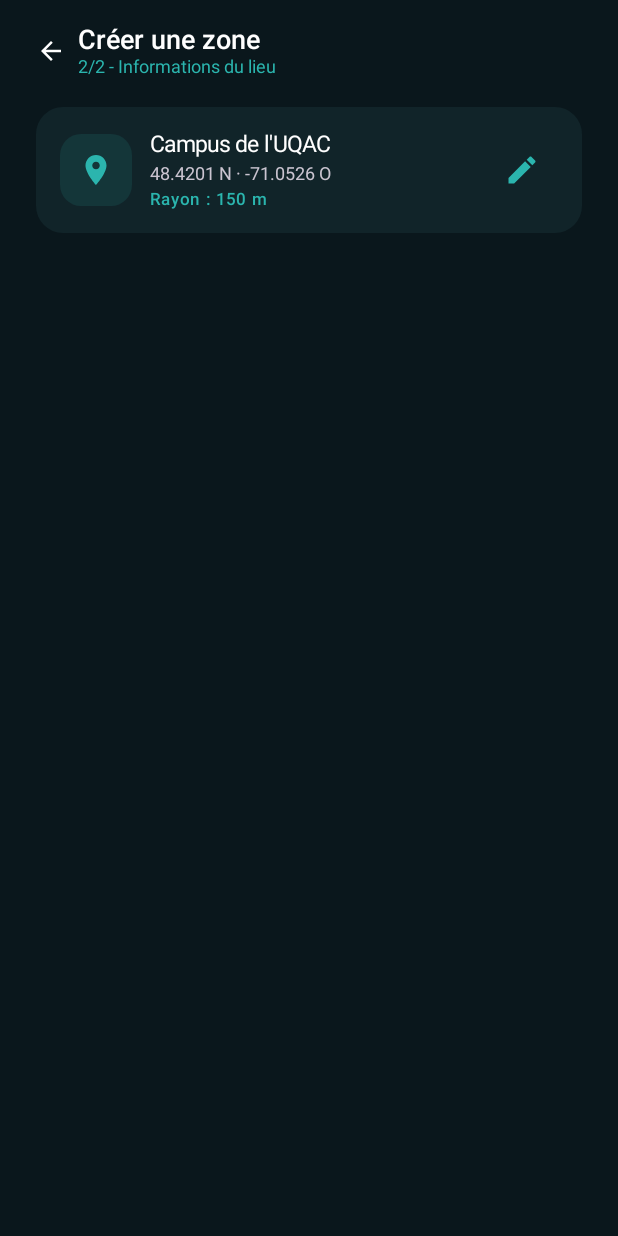
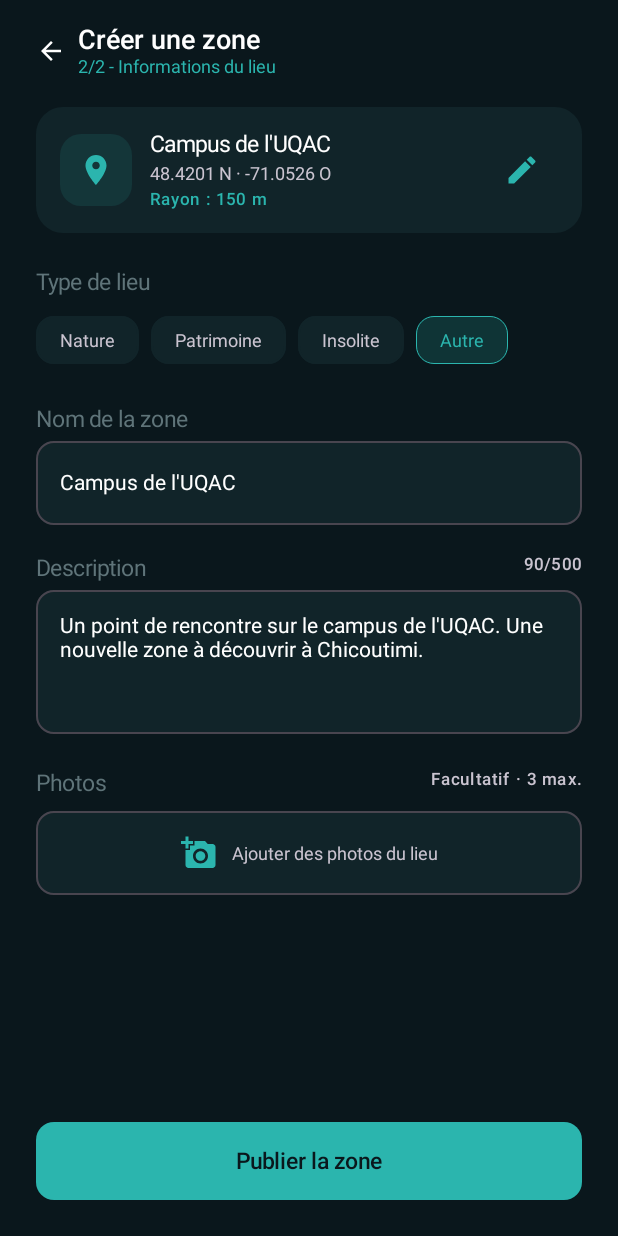
Before and after one commit to LombardJeremy/ProjetMobileSemestreAutomne, an Android app built with Jetpack Compose: the @Preview function CreateZoneScreenPreview, on a phone screen of 412 x 824 dp. Run offline under Robolectric (Android 15) with nearby library versions, the phone set to English and light mode, and no system bars.

Commit message:
[UPDATE] Create zone screen v1 (type, name, desc, photos (todo), error, publish (todo))

```diff
--- a/app/src/main/java/com/grman/geofencing/items/zone/ZoneItems.kt
+++ b/app/src/main/java/com/grman/geofencing/items/zone/ZoneItems.kt
@@ -1,8 +1,10 @@
 package com.grman.geofencing.items.zone
 
 import androidx.compose.foundation.background
+import androidx.compose.foundation.layout.Arrangement
 import androidx.compose.foundation.layout.Box
 import androidx.compose.foundation.layout.Column
+import androidx.compose.foundation.layout.FlowRow
 import androidx.compose.foundation.layout.Row
 import androidx.compose.foundation.layout.Spacer
 import androidx.compose.foundation.layout.fillMaxWidth
@@ -12,18 +14,28 @@ import androidx.compose.foundation.layout.size
 import androidx.compose.foundation.layout.width
 import androidx.compose.foundation.shape.RoundedCornerShape
 import androidx.compose.material.icons.Icons
+import androidx.compose.material.icons.filled.AddAPhoto
 import androidx.compose.material.icons.filled.Edit
 import androidx.compose.material.icons.filled.LocationOn
+import androidx.compose.material3.FilterChip
+import androidx.compose.material3.FilterChipDefaults
 import androidx.compose.material3.Icon
 import androidx.compose.material3.IconButton
 import androidx.compose.material3.MaterialTheme
+import androidx.compose.material3.OutlinedTextField
+import androidx.compose.material3.OutlinedTextFieldDefaults
 import androidx.compose.material3.SegmentedButtonDefaults.Icon
+import androidx.compose.material3.Surface
 import androidx.compose.material3.Text
 import androidx.compose.runtime.Composable
 import androidx.compose.ui.Alignment
 import androidx.compose.ui.Modifier
+import androidx.compose.ui.graphics.Color
+import androidx.compose.ui.text.style.TextAlign
 import androidx.compose.ui.unit.dp
+import com.grman.geofencing.R
 import com.grman.geofencing.items.common.BackButton
+import com.grman.geofencing.ui.theme.GrayLabel
 import com.grman.geofencing.ui.theme.TealAccent
 
 @Composable
@@ -104,7 +116,7 @@ fun ZoneLocationCard(
             Text(
                 text = locationName,
                 style = MaterialTheme.typography.titleSmall,
-                color = MaterialTheme.colorScheme.onSurface
+                color = MaterialTheme.colorScheme.onSurface // todo: color
             )
 
             Spacer(Modifier.height(4.dp))
@@ -113,7 +125,7 @@ fun ZoneLocationCard(
             Text(
                 text = "$latitude N · $longitude O", // todo: strings.xml
                 style = MaterialTheme.typography.bodySmall,
-                color = MaterialTheme.colorScheme.onSurfaceVariant
+                color = MaterialTheme.colorScheme.onSurfaceVariant // todo: color
             )
 
             Spacer(Modifier.height(4.dp))
@@ -136,3 +148,204 @@ fun ZoneLocationCard(
         }
     }
 }
+
+// Titre au-dessus de chaque section
+@Composable
+fun ZoneSectionLabel(
+    text: String
+) {
+    Text(
+        text = text,
+        style = MaterialTheme.typography.titleSmall,
+        color = GrayLabel
+    )
+}
+
+// Row de selection de type de zone
+@Composable
+fun ZoneTypeSelector(
+    selectedType: String,
+    onTypeSelected: (String) -> Unit
+) {
+    val types = listOf( // todo: strings.xml ?
+        "Nature",
+        "Patrimoine",
+        "Insolite",
+        "Autre"
+    )
+
+    FlowRow(
+        modifier = Modifier.fillMaxWidth(),
+        horizontalArrangement = Arrangement.spacedBy(8.dp),
+        verticalArrangement = Arrangement.spacedBy(8.dp)
+    ) {
+        types.forEach { type ->
+
+            val selected = selectedType == type
+
+            FilterChip(
+                selected = selected,
+                onClick = { onTypeSelected(type) },
+                label = {
+                    Text(
+                        text = type,
+                        style = MaterialTheme.typography.bodySmall,
+                        maxLines = 1
+                    )
+                },
+                shape = RoundedCornerShape(12.dp),
+                colors = FilterChipDefaults.filterChipColors(
+                    selectedContainerColor = TealAccent.copy(alpha = 0.18f),
+                    selectedLabelColor = TealAccent,
+                    containerColor = MaterialTheme.colorScheme.surface, // todo: color
+                    labelColor = MaterialTheme.colorScheme.onSurfaceVariant
+                ),
+                border = FilterChipDefaults.filterChipBorder(
+                    enabled = true,
+                    selected = selected,
+                    borderColor = MaterialTheme.colorScheme.surface, // todo: color
+                    selectedBorderColor = TealAccent
+                )
+            )
+        }
+    }
+}
+
+// todo: enlever clavier avec clic en dehors
+@Composable
+fun ZoneFormField(
+    label: String,
+    value: String,
+    onValueChange: (String) -> Unit,
+    placeholder: String,
+    singleLine: Boolean = true,
+    maxLength: Int? = null
+) {
+    Column(
+        modifier = Modifier.fillMaxWidth()
+    ) {
+
+        Row(
+            modifier = Modifier.fillMaxWidth(),
+            horizontalArrangement = Arrangement.SpaceBetween
+        ) {
+            ZoneSectionLabel(label)
+
+            if (maxLength != null) {
+                Text(
+                    text = "${value.length}/$maxLength",
+                    style = MaterialTheme.typography.labelSmall,
+                    color = MaterialTheme.colorScheme.onSurfaceVariant // todo: color
+                )
+            }
+        }
+
+        Spacer(Modifier.height(6.dp))
+
+        OutlinedTextField(
+            value = value,
+            onValueChange = onValueChange,
+            modifier = Modifier.fillMaxWidth(),
+            placeholder = {
+                Text(
+                    placeholder,
+                    color = MaterialTheme.colorScheme.onSurfaceVariant // todo: color
+                )
+            },
+            singleLine = singleLine,
+            minLines = if (singleLine) 1 else 4,
+            maxLines = if (singleLine) 1 else 6,
+            shape = RoundedCornerShape(12.dp),
+            colors = OutlinedTextFieldDefaults.colors(
+                focusedBorderColor = TealAccent,
+                unfocusedBorderColor = MaterialTheme.colorScheme.surfaceVariant,
+                focusedContainerColor = MaterialTheme.colorScheme.surface,
+                unfocusedContainerColor = MaterialTheme.colorScheme.surface,
+                focusedTextColor = MaterialTheme.colorScheme.onSurface,
+                unfocusedTextColor = MaterialTheme.colorScheme.onSurface,
+                cursorColor = TealAccent
+            ),
+            textStyle = MaterialTheme.typography.bodyMedium
+        )
+    }
+}
+
+@Composable
+fun ZonePhotosCard(
+    photoCount: Int,
+    onAddClick: () -> Unit
+) {
+    Column(
+        modifier = Modifier.fillMaxWidth()
+    ) {
+
+        // Row avec titre + texte avec nbr max
+        Row(
+            modifier = Modifier.fillMaxWidth(),
+            horizontalArrangement = Arrangement.SpaceBetween
+        ) {
+            ZoneSectionLabel("Photos") // todo: strings.xml
+
+            Text(
+                text = "Facultatif · 3 max.", // todo: strings.xml
+                style = MaterialTheme.typography.labelSmall,
+                color = MaterialTheme.colorScheme.onSurfaceVariant // todo: color
+            )
+        }
+
+        Spacer(Modifier.height(10.dp))
+
+        // Surface où cliquer pour ajouter les photos
+        Surface(
+            onClick = onAddClick,
+            enabled = photoCount < 3,
+            modifier = Modifier.fillMaxWidth(),
+            shape = RoundedCornerShape(12.dp),
+            color = MaterialTheme.colorScheme.surface, // todo: color
+            border = androidx.compose.foundation.BorderStroke(
+                1.dp,
+                MaterialTheme.colorScheme.outlineVariant // todo: color
+            )
+        ) {
+            Row(
+                modifier = Modifier.padding(16.dp),
+                verticalAlignment = Alignment.CenterVertically,
+                horizontalArrangement = Arrangement.Center
+            ) {
+                // Icone d'appreil photo
+                Icon(
+                    Icons.Default.AddAPhoto,
+                    contentDescription = null,
+                    tint = TealAccent
+                )
+
+                Spacer(Modifier.width(10.dp))
+
+                // Texte à cote de l'icone pour ajouter les photos
+                Text(
+                    text = if (photoCount == 0) {
+                        "Ajouter des photos du lieu" // todo: strings.xml
+                    } else {
+                        "$photoCount / 3 photos ajoutées" // todo: strings.xml
+                    },
+                    color = MaterialTheme.colorScheme.onSurfaceVariant, // todo: color
+                    style = MaterialTheme.typography.bodySmall
+                )
+            }
+        }
+    }
+}
+
+// Simple petit texte d'erreur
+@Composable
+fun ZoneErrorMessage(
+    message: String
+) {
+    Text(
+        text = message,
+        modifier = Modifier.fillMaxWidth(),
+        color = Color(0xFFFF6B6B), // todo: color
+        style = MaterialTheme.typography.bodySmall,
+        textAlign = TextAlign.Center
+    )
+}
--- a/app/src/main/java/com/grman/geofencing/screens/zone/CreateZoneScreen.kt
+++ b/app/src/main/java/com/grman/geofencing/screens/zone/CreateZoneScreen.kt
@@ -18,8 +18,8 @@ import androidx.compose.ui.unit.dp
 import androidx.lifecycle.viewmodel.compose.viewModel
 import com.grman.geofencing.data.auth.AuthRepository
 import com.grman.geofencing.data.auth.AuthState
-import com.grman.geofencing.items.zone.CreateZoneHeader
-import com.grman.geofencing.items.zone.ZoneLocationCard
+import com.grman.geofencing.items.common.AppButton
+import com.grman.geofencing.items.zone.*
 import com.grman.geofencing.screens.profile.ProfileScreen
 import com.grman.geofencing.ui.theme.GeoFencingTheme
 import com.grman.geofencing.viewmodels.profile.ProfileViewModel
@@ -66,7 +66,76 @@ fun CreateZoneScreen(
                 radius = viewModel.radius,
                 onModifyClick = onModifyLocationClick
             )
+
+            Spacer(Modifier.height(24.dp))
+
+            // Titre de lieu
+            ZoneSectionLabel("Type de lieu") // todo: strings.xml
+
+            Spacer(Modifier.height(6.dp))
+
+            // Selection des types
+            ZoneTypeSelector(
+                selectedType = viewModel.selectedType,
+                onTypeSelected = viewModel::updateType
+            )
+
+            Spacer(Modifier.height(20.dp))
+
+            // Nom
+            ZoneFormField(
+                label = "Nom de la zone",
+                value = viewModel.zoneName,
+                onValueChange = viewModel::updateName,
+                placeholder = "Ex : Campus de l'UQAC", // todo: strings.xml
+                singleLine = true
+            )
+
+            Spacer(Modifier.height(20.dp))
+
+            // Description
+            ZoneFormField(
+                label = "Description",
+                value = viewModel.description,
+                onValueChange = viewModel::updateDescription,
+                placeholder = "Décris cet endroit...", // todo: strings.xml
+                singleLine = false,
+                maxLength = viewModel.descriptionMaxLength
+            )
+
+            Spacer(Modifier.height(24.dp))
+
+            // Photos
+            ZonePhotosCard(
+                photoCount = viewModel.photoCount,
+                onAddClick = onAddPhotosClick
+            )
+
+            Spacer(Modifier.height(16.dp))
+
+            // Erreur
+            viewModel.errorMessage?.let { error ->
+                ZoneErrorMessage(error)
+            }
+
+            Spacer(Modifier.height(24.dp))
         }
+
+        // Publish btn
+        AppButton(
+            text = "Publier la zone",
+            onClick = {
+                viewModel.publish(
+                    onSuccess = onPublishSuccess
+                )
+            },
+            enabled = !viewModel.isLoading &&
+                    viewModel.zoneName.isNotBlank() &&
+                    viewModel.description.isNotBlank(),
+            loading = viewModel.isLoading
+        )
+
+        Spacer(Modifier.height(24.dp))
     }
 }
 
--- a/app/src/main/java/com/grman/geofencing/viewmodels/zone/CreateZoneViewModel.kt
+++ b/app/src/main/java/com/grman/geofencing/viewmodels/zone/CreateZoneViewModel.kt
@@ -26,8 +26,10 @@ class CreateZoneViewModel : ViewModel() {
         "Un point de rencontre sur le campus de l'UQAC. " +
                 "Une nouvelle zone à découvrir à Chicoutimi.")
 
+    var descriptionMaxLength by mutableIntStateOf(500)
+
     // Photos
-    var photoCount by mutableStateOf(0)
+    var photoCount by mutableIntStateOf(0)
 
 
     // Autres
@@ -36,7 +38,7 @@ class CreateZoneViewModel : ViewModel() {
     var errorMessage by mutableStateOf<String?>(null)
 
     // Type
-    fun updateType(type: String) { // todo: enum ?
+    fun updateType(type: String) {
         selectedType = type
     }
 
```
